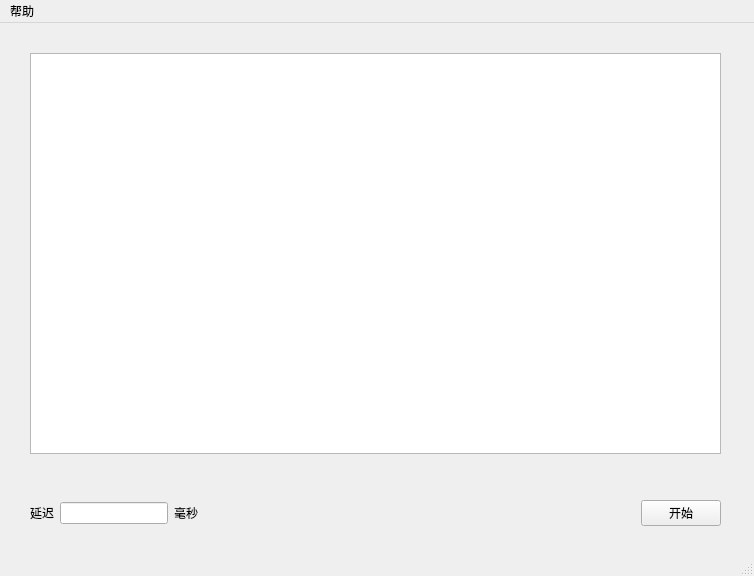
Qt form res/ui/ui.ui (hasban121138/GenshinPiano) before a commit.
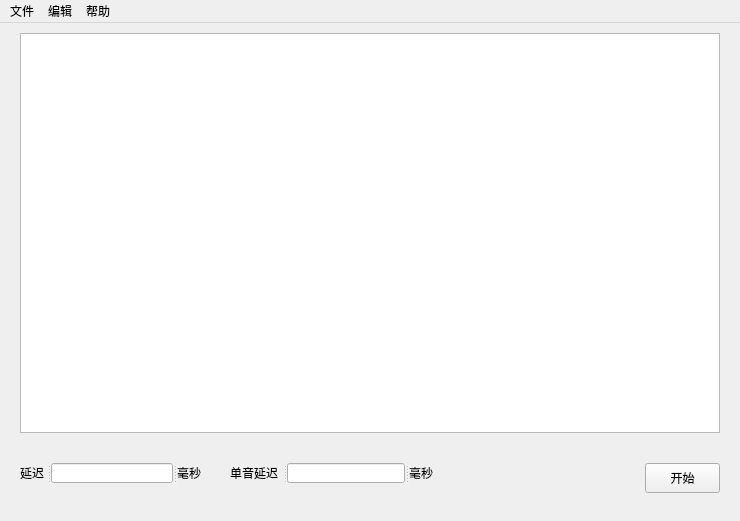
The same form after that commit.

Commit message: 添加单音延迟添加文件

```diff
--- a/res/ui/ui.ui
+++ b/res/ui/ui.ui
@@ -6,10 +6,15 @@
    <rect>
     <x>0</x>
     <y>0</y>
-    <width>754</width>
-    <height>576</height>
+    <width>740</width>
+    <height>521</height>
    </rect>
   </property>
+  <property name="font">
+   <font>
+    <kerning>true</kerning>
+   </font>
+  </property>
   <property name="windowTitle">
    <string>MainWindow</string>
   </property>
@@ -17,30 +22,75 @@
    <widget class="QPlainTextEdit" name="plainTextEdit">
     <property name="geometry">
      <rect>
-      <x>30</x>
-      <y>30</y>
-      <width>691</width>
-      <height>401</height>
+      <x>20</x>
+      <y>10</y>
+      <width>700</width>
+      <height>400</height>
      </rect>
     </property>
     <property name="font">
      <font>
       <pointsize>14</pointsize>
+      <kerning>true</kerning>
      </font>
     </property>
    </widget>
-   <widget class="QWidget" name="horizontalLayoutWidget">
+   <widget class="QPushButton" name="startBtn">
     <property name="geometry">
      <rect>
-      <x>30</x>
-      <y>450</y>
-      <width>691</width>
-      <height>80</height>
+      <x>645</x>
+      <y>440</y>
+      <width>75</width>
+      <height>30</height>
      </rect>
     </property>
-    <layout class="QHBoxLayout" name="horizontalLayout">
-     <item>
-      <widget class="QLabel" name="label">
+    <property name="sizePolicy">
+     <sizepolicy hsizetype="Fixed" vsizetype="Fixed">
+      <horstretch>1</horstretch>
+      <verstretch>0</verstretch>
+     </sizepolicy>
+    </property>
+    <property name="text">
+     <string>开始</string>
+    </property>
+   </widget>
+   <widget class="QSplitter" name="noteDelaySplitter">
+    <property name="geometry">
+     <rect>
+      <x>230</x>
+      <y>440</y>
+      <width>205</width>
+      <height>20</height>
+     </rect>
+    </property>
+    <property name="orientation">
+     <enum>Qt::Horizontal</enum>
+    </property>
+    <widget class="QLabel" name="noteDelayText">
+     <property name="text">
+      <string>单音延迟</string>
+     </property>
+    </widget>
+    <widget class="QLineEdit" name="noteDelay"/>
+    <widget class="QLabel" name="unitMs_2">
+     <property name="text">
+      <string>毫秒</string>
+     </property>
+    </widget>
+   </widget>
+   <widget class="QSplitter" name="gloablDelaySplitter">
+    <property name="geometry">
+     <rect>
+      <x>20</x>
+      <y>440</y>
+      <width>181</width>
+      <height>20</height>
+     </rect>
+    </property>
+    <property name="orientation">
+     <enum>Qt::Horizontal</enum>
+    </property>
+    <widget class="QLabel" name="delayText">
        <property name="enabled">
         <bool>true</bool>
        </property>
@@ -54,9 +104,7 @@
         <string>延迟</string>
        </property>
       </widget>
-     </item>
-     <item>
-      <widget class="QLineEdit" name="lineEdit">
+    <widget class="QLineEdit" name="gloablDelay">
        <property name="sizePolicy">
         <sizepolicy hsizetype="Fixed" vsizetype="Fixed">
          <horstretch>1</horstretch>
@@ -64,9 +112,7 @@
         </sizepolicy>
        </property>
       </widget>
-     </item>
-     <item>
-      <widget class="QLabel" name="label_2">
+    <widget class="QLabel" name="unitMs">
        <property name="sizePolicy">
         <sizepolicy hsizetype="Fixed" vsizetype="Preferred">
          <horstretch>0</horstretch>
@@ -77,34 +123,6 @@
         <string>毫秒</string>
        </property>
       </widget>
-     </item>
-     <item>
-      <spacer name="horizontalSpacer">
-       <property name="orientation">
-        <enum>Qt::Horizontal</enum>
-       </property>
-       <property name="sizeHint" stdset="0">
-        <size>
-         <width>300</width>
-         <height>20</height>
-        </size>
-       </property>
-      </spacer>
-     </item>
-     <item>
-      <widget class="QPushButton" name="pushButton">
-       <property name="sizePolicy">
-        <sizepolicy hsizetype="Fixed" vsizetype="Fixed">
-         <horstretch>1</horstretch>
-         <verstretch>0</verstretch>
-        </sizepolicy>
-       </property>
-       <property name="text">
-        <string>开始</string>
-       </property>
-      </widget>
-     </item>
-    </layout>
    </widget>
   </widget>
   <widget class="QMenuBar" name="menubar">
@@ -112,20 +130,41 @@
     <rect>
      <x>0</x>
      <y>0</y>
-     <width>754</width>
+     <width>740</width>
      <height>23</height>
     </rect>
    </property>
-   <widget class="QMenu" name="menu">
+   <widget class="QMenu" name="help">
     <property name="title">
      <string>帮助</string>
     </property>
     <addaction name="actionuse"/>
     <addaction name="actionabout"/>
    </widget>
-   <addaction name="menu"/>
-  </widget>
-  <widget class="QStatusBar" name="statusbar"/>
+   <widget class="QMenu" name="file">
+    <property name="title">
+     <string>文件</string>
+    </property>
+    <addaction name="actionopen"/>
+    <addaction name="separator"/>
+    <addaction name="actionsave"/>
+    <addaction name="actionsaveAs"/>
+   </widget>
+   <widget class="QMenu" name="edit">
+    <property name="title">
+     <string>编辑</string>
+    </property>
+    <addaction name="actionnoteDelay"/>
+   </widget>
+   <addaction name="file"/>
+   <addaction name="edit"/>
+   <addaction name="help"/>
+  </widget>
+  <widget class="QStatusBar" name="statusbar">
+   <property name="sizeGripEnabled">
+    <bool>false</bool>
+   </property>
+  </widget>
   <action name="actionuse">
    <property name="text">
     <string>使用说明</string>
```
Left out of the diff: 42 changed lines with no effect on the pictures. Lines whose indentation alone changed are shown as unchanged. The commit also changes 7 other files.
